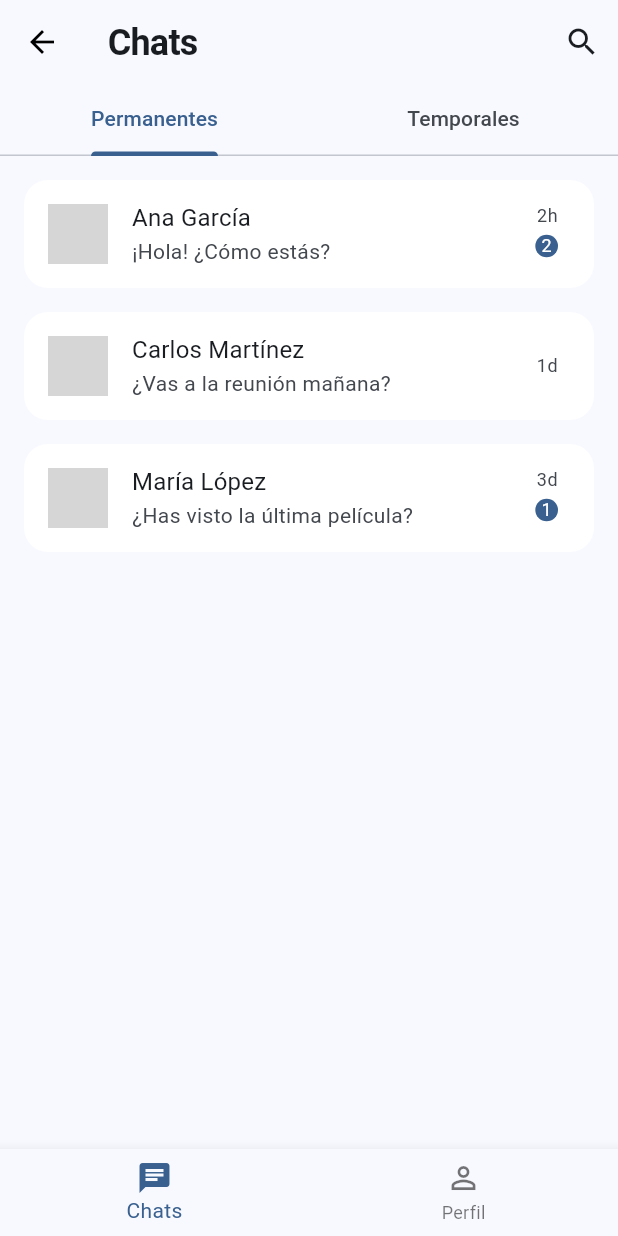
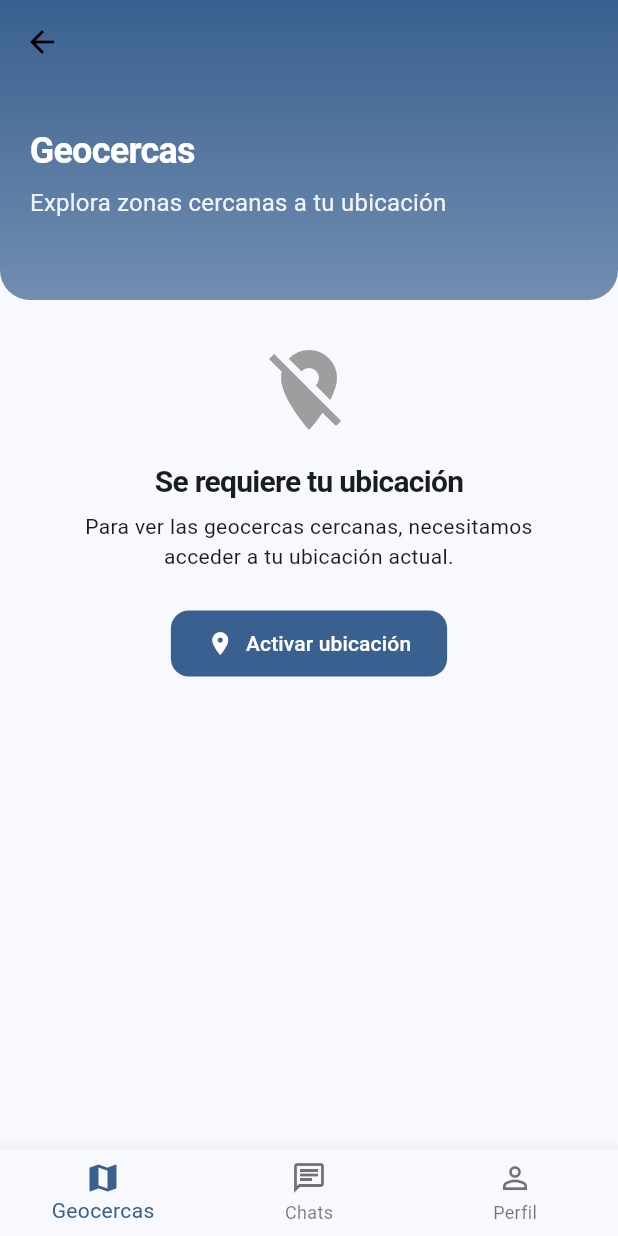
Before and after one commit to miguelnitbit1/qwee, a Flutter app: the HomeScreen screen opened by its route, on a phone screen of 412 x 824 dp. Run offline on Flutter 3.47's test engine with Material 3 defaults, Android fonts, the phone set to English and light mode, and no system bars; our stand-ins replace cloud_firestore, firebase_auth, firebase_core, firebase_storage, geolocator, image_picker and 2 more; missing offline and left inert: firebase_app_check; accounts and stored records are empty; grey boxes are pictures that could not be loaded.

Commit message:
Actualización de dependencias y permisos en Android e iOS. Se agregan nuevas bibliotecas como geolocator y permission_handler, y se configuran los permisos necesarios en los archivos de manifiesto y plist. Se eliminó el componente de chat obsoleto y se mejoró la gestión de ubicación en el UserProvider.

```diff
--- /dev/null
+++ b/lib/mocks/geocercas_mocks.dart
@@ -0,0 +1,56 @@
+import '../models/geocerca_model.dart';
+
+List<Geocerca> getMockGeocercas() {
+  return [
+    Geocerca(
+      id: '1',
+      name: 'Geocerca 1',
+      latitude: -34.6037,
+      longitude: -58.3816,
+      radius: 100, // 100 metros
+    ),
+    Geocerca(
+      id: '2',
+      name: 'Geocerca 2',
+      latitude: -34.6100,
+      longitude: -58.3800,
+      radius: 150,
+    ),
+    Geocerca(
+      id: '3',
+      name: 'Geocerca 3',
+      latitude: -34.6150,
+      longitude: -58.3750,
+      radius: 200,
+    ),
+    Geocerca(
+      id: '4',
+      name: 'Geocerca 4',
+      latitude: -34.6170,
+      longitude: -58.3780,
+      radius: 250,
+    ),
+    Geocerca(
+      id: '5',
+      name: 'Geocerca 5',
+      latitude: -34.6190,
+      longitude: -58.3730,
+      radius: 300,
+    ),
+    Geocerca(
+      id: '6',
+      name: 'Geocerca 6',
+      latitude: -34.6210,
+      longitude: -58.3710,
+      radius: 350,
+    ),
+    Geocerca(
+      id: '7',
+      name: 'Saavedra CABA Buenos Aires',
+      latitude: -34.5833,
+      longitude: -58.4667,
+      radius: 400,
+    )
+    // Agrega más geocercas según sea necesario
+  ];
+}
--- /dev/null
+++ b/lib/models/geocerca_model.dart
@@ -0,0 +1,25 @@
+import 'package:geolocator/geolocator.dart';
+
+class Geocerca {
+  final String id;
+  final String name;
+  final double latitude;
+  final double longitude;
+  final double radius; // Radio de la geocerca en metros
+
+  Geocerca({
+    required this.id,
+    required this.name,
+    required this.latitude,
+    required this.longitude,
+    required this.radius,
+  });
+
+  // Método para calcular la distancia a otra geocerca
+  double distanceTo(double userLatitude, double userLongitude) {
+    // Implementar la fórmula de Haversine o usar un paquete como geolocator
+    // para calcular la distancia entre dos puntos geográficos
+    // Aquí puedes usar Geolocator para calcular la distancia
+    return Geolocator.distanceBetween(userLatitude, userLongitude, latitude, longitude);
+  }
+}
--- a/lib/screens/chats_screen.dart
+++ b/lib/screens/chats_screen.dart
@@ -1,5 +1,5 @@
 import 'package:flutter/material.dart';
-import '../components/chat.dart';
+import '../widgets/chat.dart';
 
 class ChatsScreen extends StatelessWidget {
   const ChatsScreen({Key? key}) : super(key: key);
--- /dev/null
+++ b/lib/screens/geocercas_screen.dart
@@ -0,0 +1,324 @@
+import 'package:flutter/material.dart';
+import 'package:provider/provider.dart';
+import '../models/geocerca_model.dart';
+import '../mocks/geocercas_mocks.dart';
+import '../providers/user_provider.dart';
+import 'package:permission_handler/permission_handler.dart';
+
+class GeocercasScreen extends StatefulWidget {
+  const GeocercasScreen({super.key});
+
+  @override
+  State<GeocercasScreen> createState() => _GeocercasScreenState();
+}
+
+class _GeocercasScreenState extends State<GeocercasScreen> {
+  bool _requestingPermission = false;
+
+  @override
+  void initState() {
+    super.initState();
+    // Verificar si necesitamos solicitar permiso al entrar a la pantalla
+    WidgetsBinding.instance.addPostFrameCallback((_) {
+      _checkAndRequestPermissionIfNeeded();
+    });
+  }
+
+  // Función más eficiente para verificar y solicitar permiso solo si es necesario
+  Future<void> _checkAndRequestPermissionIfNeeded() async {
+    final userProvider = Provider.of<UserProvider>(context, listen: false);
+
+    // Si ya estamos solicitando el permiso, evitar llamadas duplicadas
+    if (_requestingPermission) return;
+
+    // Si ya tenemos permiso y posición, no hacer nada
+    if (userProvider.hasLocationPermission && userProvider.userPosition != null) {
+      return;
+    }
+
+    // Si no tenemos el permiso, solicitarlo
+    if (!userProvider.hasLocationPermission) {
+      setState(() => _requestingPermission = true);
+
+      try {
+        // Verificar si está permanentemente denegado
+        final isPermanentlyDenied = userProvider.locationPermissionStatus?.isPermanentlyDenied ?? false;
+
+        if (!isPermanentlyDenied) {
+          print('Solicitando permiso desde la pantalla GeocercasScreen');
+          final status = await Permission.location.request();
+
+          if (status.isGranted) {
+            print('Permiso concedido, notificando al provider');
+            await userProvider.onPermissionGranted();
+          }
+        }
+      } catch (e) {
+        print('Error al solicitar permiso: $e');
+      } finally {
+        setState(() => _requestingPermission = false);
+      }
+    }
+  }
+
+  @override
+  Widget build(BuildContext context) {
+    final userProvider = Provider.of<UserProvider>(context);
+    final theme = Theme.of(context);
+
+    if (userProvider.isLoading) {
+      return const Scaffold(
+        body: Center(child: CircularProgressIndicator()),
+      );
+    }
+
+    List<Geocerca> geocercas = getMockGeocercas();
+
+    return Scaffold(
+      body: CustomScrollView(
+        slivers: [
+          SliverAppBar(
+            expandedHeight: 200,
+            pinned: true,
+            elevation: 0,
+            scrolledUnderElevation: 0,
+            backgroundColor: Colors.transparent,
+            flexibleSpace: FlexibleSpaceBar(
+              background: Container(
+                decoration: BoxDecoration(
+                  gradient: LinearGradient(
+                    begin: Alignment.topCenter,
+                    end: Alignment.bottomCenter,
+                    colors: [
+                      theme.colorScheme.primary,
+                      theme.colorScheme.primary.withOpacity(0.7),
+                    ],
+                  ),
+                  borderRadius: const BorderRadius.only(
+                    bottomLeft: Radius.circular(20),
+                    bottomRight: Radius.circular(20),
+                  ),
+                ),
+                child: Padding(
+                  padding: const EdgeInsets.symmetric(horizontal: 20),
+                  child: Column(
+                    mainAxisAlignment: MainAxisAlignment.center,
+                    children: [
+                      const SizedBox(height: 16),
+                      // Indicador de estado de ubicación
+                      // _buildLocationStatusIndicator(userProvider, theme),
+                      const SizedBox(height: 16),
+                      Row(
+                        mainAxisAlignment: MainAxisAlignment.spaceBetween,
+                        crossAxisAlignment: CrossAxisAlignment.center,
+                        children: [
+                          // Lado izquierdo - Título y subtítulo
+                          Expanded(
+                            child: Column(
+                              crossAxisAlignment: CrossAxisAlignment.start,
+                              children: [
+                                Text(
+                                  'Geocercas',
+                                  style: theme.textTheme.headlineMedium?.copyWith(
+                                    color: theme.colorScheme.onPrimary,
+                                    fontWeight: FontWeight.bold,
+                                  ),
+                                ),
+                                const SizedBox(height: 8),
+                                Text(
+                                  'Explora zonas cercanas a tu ubicación',
+                                  style: theme.textTheme.bodyLarge?.copyWith(
+                                    color: theme.colorScheme.onPrimary.withOpacity(0.9),
+                                  ),
+                                ),
+                              ],
+                            ),
+                          ),
+                        ],
+                      ),
+                    ],
+                  ),
+                ),
+              ),
+            ),
+          ),
+          SliverPadding(
+            padding: const EdgeInsets.symmetric(horizontal: 16, vertical: 8),
+            sliver: _buildContentSection(userProvider, theme, geocercas),
+          ),
+        ],
+      ),
+    );
+  }
+
+  Widget _buildLocationStatusIndicator(UserProvider userProvider, ThemeData theme) {
+    final hasPermission = userProvider.hasLocationPermission;
+    final hasPosition = userProvider.userPosition != null;
+    final isPermanentlyDenied = userProvider.locationPermissionStatus?.isPermanentlyDenied ?? false;
+
+    return InkWell(
+      onTap: _requestingPermission
+          ? null
+          : () {
+              if (isPermanentlyDenied) {
+                openAppSettings();
+              } else if (!hasPermission) {
+                _checkAndRequestPermissionIfNeeded();
+              } else if (!hasPosition) {
+                userProvider.refreshLocation();
+              }
+            },
+      child: Container(
+        padding: const EdgeInsets.symmetric(horizontal: 16, vertical: 8),
+        decoration: BoxDecoration(
+          color: hasPosition
+              ? Colors.green.withOpacity(0.3)
+              : _requestingPermission
+                  ? Colors.orange.withOpacity(0.3)
+                  : Colors.red.withOpacity(0.3),
+          borderRadius: BorderRadius.circular(20),
+        ),
+        child: Row(
+          mainAxisSize: MainAxisSize.min,
+          children: [
+            Icon(
+              _requestingPermission
+                  ? Icons.access_time
+                  : hasPosition
+                      ? Icons.check_circle
+                      : isPermanentlyDenied
+                          ? Icons.settings
+                          : Icons.warning,
+              color: Colors.white,
+              size: 18,
+            ),
+            const SizedBox(width: 8),
+            Text(
+              _requestingPermission
+                  ? 'Solicitando permiso...'
+                  : hasPosition
+                      ? 'Ubicación activa'
+                      : isPermanentlyDenied
+                          ? 'Abrir configuración'
+                          : 'Activar ubicación',
+              style: theme.textTheme.bodySmall?.copyWith(
+                color: Colors.white,
+                fontWeight: FontWeight.bold,
+              ),
+            ),
+          ],
+        ),
+      ),
+    );
+  }
+
+  Widget _buildContentSection(UserProvider userProvider, ThemeData theme, List<Geocerca> geocercas) {
+    final hasPosition = userProvider.userPosition != null;
+    final isPermanentlyDenied = userProvider.locationPermissionStatus?.isPermanentlyDenied ?? false;
+
+    if (!hasPosition) {
+      return SliverToBoxAdapter(
+        child: Center(
+          child: Padding(
+            padding: const EdgeInsets.all(20.0),
+            child: Column(
+              mainAxisAlignment: MainAxisAlignment.center,
+              children: [
+                Icon(
+                  isPermanentlyDenied ? Icons.settings : Icons.location_off,
+                  size: 64,
+                  color: Colors.grey,
+                ),
+                const SizedBox(height: 16),
+                Text(
+                  'Se requiere tu ubicación',
+                  style: theme.textTheme.titleLarge?.copyWith(
+                    fontWeight: FontWeight.bold,
+                  ),
+                  textAlign: TextAlign.center,
+                ),
+                const SizedBox(height: 8),
+                Text(
+                  isPermanentlyDenied
+                      ? 'Has denegado permanentemente el acceso a tu ubicación. Por favor, actívalo en la configuración de tu dispositivo.'
+                      : 'Para ver las geocercas cercanas, necesitamos acceder a tu ubicación actual.',
+                  style: theme.textTheme.bodyMedium,
+                  textAlign: TextAlign.center,
+                ),
+                const SizedBox(height: 24),
+                ElevatedButton.icon(
+                  onPressed: _requestingPermission
+                      ? null
+                      : () {
+                          if (isPermanentlyDenied) {
+                            openAppSettings();
+                          } else {
+                            _checkAndRequestPermissionIfNeeded();
+                          }
+                        },
+                  icon: Icon(_requestingPermission
+                      ? Icons.hourglass_empty
+                      : isPermanentlyDenied
+                          ? Icons.settings
+                          : Icons.location_on),
+                  label: Text(_requestingPermission
+                      ? 'Solicitando...'
+                      : isPermanentlyDenied
+                          ? 'Abrir configuración'
+                          : 'Activar ubicación'),
+                  style: ElevatedButton.styleFrom(
+                    backgroundColor: theme.colorScheme.primary,
+                    foregroundColor: theme.colorScheme.onPrimary,
+                    padding: const EdgeInsets.symmetric(horizontal: 24, vertical: 12),
+                  ),
+                ),
+              ],
+            ),
+          ),
+        ),
+      );
+    }
+
+    return SliverList(
+      delegate: SliverChildBuilderDelegate(
+        (BuildContext context, int index) {
+          final geocerca = geocercas[index];
+          final position = userProvider.userPosition!;
+          final distance = geocerca.distanceTo(
+            position.latitude,
+            position.longitude
+          ) / 1000; // Convertir a kilómetros
+
+          return Card(
+            elevation: 1,
+            shape: RoundedRectangleBorder(
+              borderRadius: BorderRadius.circular(12),
+            ),
+            margin: const EdgeInsets.symmetric(vertical: 8),
+            child: ListTile(
+              contentPadding: const EdgeInsets.all(16),
+              title: Text(
+                geocerca.name,
+                style: theme.textTheme.titleLarge?.copyWith(
+                  fontWeight: FontWeight.bold,
+                ),
+              ),
+              subtitle: Text(
+                'Distancia: ${distance.toStringAsFixed(2)} km',
+                style: theme.textTheme.bodyMedium,
+              ),
+              trailing: Icon(
+                Icons.location_on,
+                color: theme.colorScheme.primary,
+              ),
+              onTap: () {
+                // Aquí puedes agregar la lógica para manejar el tap en la geocerca
+              },
+            ),
+          );
+        },
+        childCount: geocercas.length,
+      ),
+    );
+  }
+}
--- a/lib/screens/home_screen.dart
+++ b/lib/screens/home_screen.dart
@@ -4,6 +4,7 @@ import 'package:cloud_firestore/cloud_firestore.dart';
 import 'dart:async';
 import 'profile_screen.dart';
 import 'chats_screen.dart';
+import 'geocercas_screen.dart';
 
 class HomeScreen extends StatefulWidget {
   const HomeScreen({super.key});
@@ -19,6 +20,7 @@ class _HomeScreenState extends State<HomeScreen> {
   int _selectedIndex = 0;
 
   final List<Widget> _screens = [
+    const GeocercasScreen(),
     const ChatsScreen(),
     const ProfileScreen(),
   ];
@@ -180,6 +182,11 @@ class _HomeScreenState extends State<HomeScreen> {
         },
         items: const [
           BottomNavigationBarItem(
+            icon: Icon(Icons.map_outlined),
+            activeIcon: Icon(Icons.map),
+            label: 'Geocercas',
+          ),
+          BottomNavigationBarItem(
             icon: Icon(Icons.chat_outlined),
             activeIcon: Icon(Icons.chat),
             label: 'Chats',
--- a/pubspec.yaml
+++ b/pubspec.yaml
@@ -40,6 +40,8 @@ dependencies:
   provider: ^6.1.1
   flutter_svg: ^2.0.9
   shared_preferences: ^2.2.2
+  geolocator: ^14.0.0
+  permission_handler: ^12.0.0+1
 
   # The following adds the Cupertino Icons font to your application.
   # Use with the CupertinoIcons class for iOS style icons.
```
Also changed, not shown: lib/providers/user_provider.dart (+182 -0 lines), lib/services/location_permission_service.dart (added, +13 -0 lines), lib/widgets/chat.dart (renamed from lib/components/chat.dart), pubspec.lock, 5 other files.
